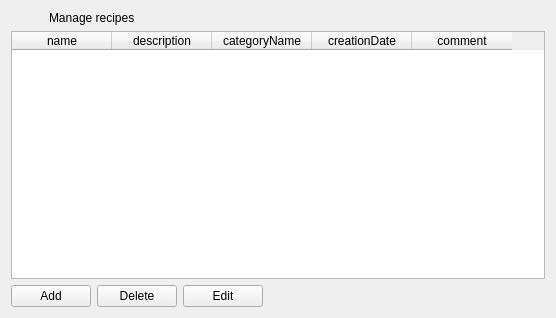
First picture: the form in client/uiforms/recipes.ui, repository Wolframe/configurator, before the edit.
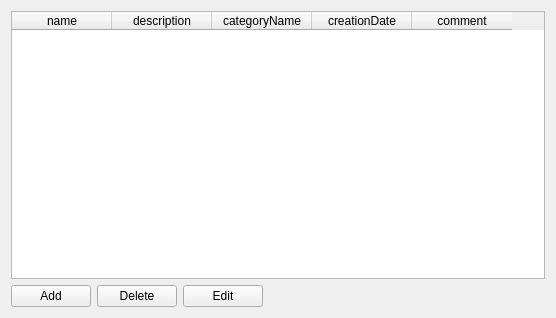
Second picture: the form after the edit.

Patch:
```diff
--- a/client/uiforms/recipes.ui
+++ b/client/uiforms/recipes.ui
@@ -74,30 +74,6 @@
     </layout>
    </item>
    <item row="0" column="0">
-    <layout class="QHBoxLayout" name="horizontalLayout_2">
-     <item>
-      <widget class="QLabel" name="maximumSizelabel">
-       <property name="maximumSize">
-        <size>
-         <width>32</width>
-         <height>32</height>
-        </size>
-       </property>
-       <property name="text">
-        <string/>
-       </property>
-      </widget>
-     </item>
-     <item>
-      <widget class="QLabel" name="label">
-       <property name="text">
-        <string>Manage recipes</string>
-       </property>
-      </widget>
-     </item>
-    </layout>
-   </item>
-   <item row="1" column="0">
     <widget class="QTableWidget" name="recipe">
      <property name="horizontalScrollBarPolicy">
       <enum>Qt::ScrollBarAlwaysOff</enum>
```
Left out of the diff: 2 changed lines with no effect on the pictures.
